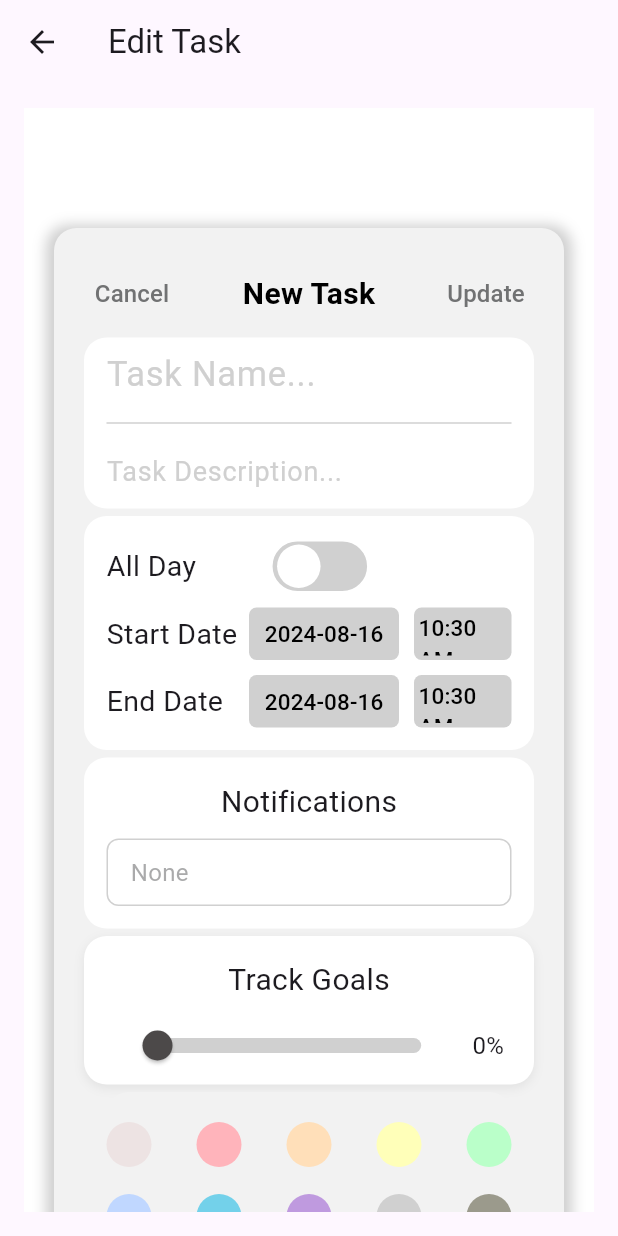
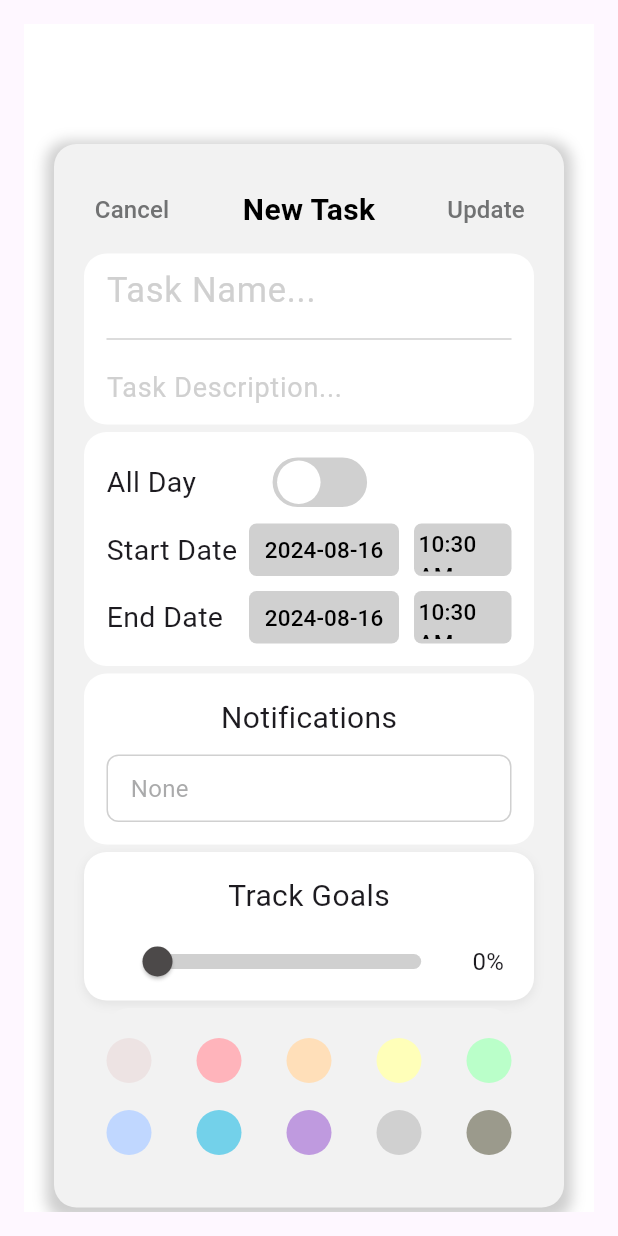
Before and after one commit to Fah4664/reminder-application, a Flutter app: the EditTaskPage screen opened directly with empty values, on a phone screen of 412 x 824 dp. Run offline on Flutter 3.47's test engine with Material 3 defaults, Android fonts, the phone set to English and light mode, and no system bars; our stand-ins replace flutter_local_notifications.

Commit message:
Update edit_task_page.dart

```diff
--- a/lib/edit_task_page.dart
+++ b/lib/edit_task_page.dart
@@ -10,9 +10,6 @@ class EditTaskPage extends StatelessWidget {
   @override
   Widget build(BuildContext context) {
     return Scaffold(
-      appBar: AppBar(
-        title: const Text('Edit Task'),
-      ),
       body: Padding(
         padding: const EdgeInsets.all(16.0),
         child: TaskForm(initialTask: task),
```
